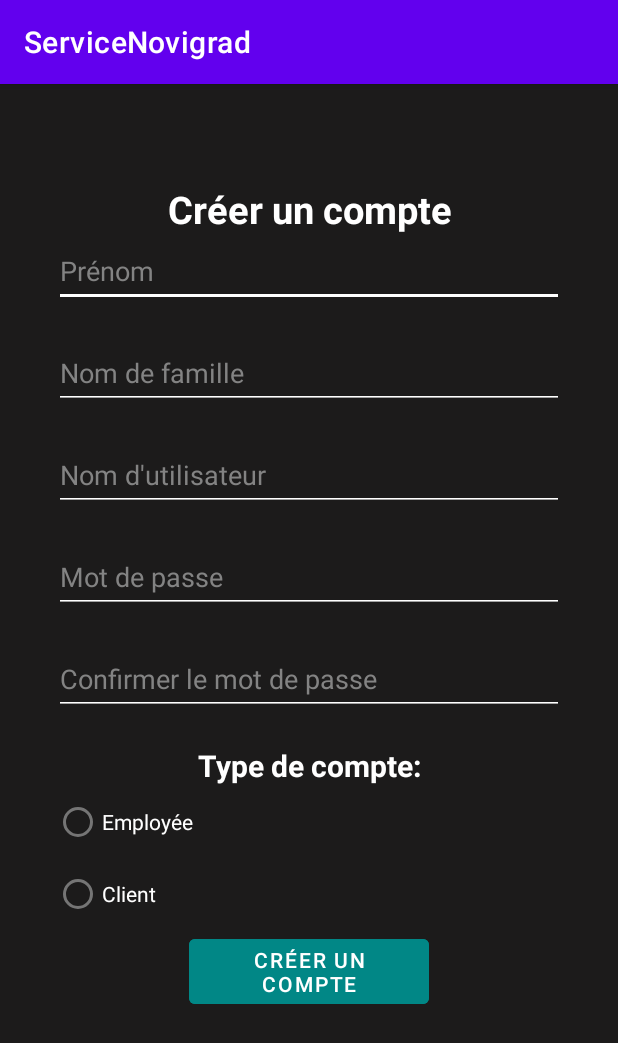
After one commit to uOttawa-SEG2505-Fall2021/novigrad-project---part-1-g03, an Android app: the createAccount screen opened directly, with no data from a screen before it, on a phone screen of 412 x 824 dp. The commit adds this screen. Shown: the top 1043 px of the screen. Run offline under Robolectric (Android 15) with nearby library versions, the phone set to English and light mode, and no system bars.

Commit message:
Créer create_account

```diff
--- a/App/app/src/main/AndroidManifest.xml
+++ b/App/app/src/main/AndroidManifest.xml
@@ -9,6 +9,9 @@
         android:roundIcon="@mipmap/ic_launcher_round"
         android:supportsRtl="true"
         android:theme="@style/Theme.ServiceNovigrad">
+        <activity
+            android:name=".createAccount"
+            android:exported="true" />
         <activity
             android:name=".ui.login.LoginActivity"
             android:exported="true"
--- /dev/null
+++ b/App/app/src/main/java/com/example/servicenovigrad/createAccount.java
@@ -0,0 +1,14 @@
+package com.example.servicenovigrad;
+
+import androidx.appcompat.app.AppCompatActivity;
+
+import android.os.Bundle;
+
+public class createAccount extends AppCompatActivity {
+
+    @Override
+    protected void onCreate(Bundle savedInstanceState) {
+        super.onCreate(savedInstanceState);
+        setContentView(R.layout.activity_create_account);
+    }
+}
--- /dev/null
+++ b/App/app/src/main/res/layout/activity_create_account.xml
@@ -0,0 +1,182 @@
+<?xml version="1.0" encoding="utf-8"?>
+<RelativeLayout xmlns:android="http://schemas.android.com/apk/res/android"
+    xmlns:app="http://schemas.android.com/apk/res-auto"
+    xmlns:tools="http://schemas.android.com/tools"
+    android:id="@+id/container"
+    android:layout_width="wrap_content"
+    android:layout_height="match_parent"
+    android:background="#1C1B1B"
+    android:outlineAmbientShadowColor="#FFFFFF"
+    android:outlineSpotShadowColor="#FFFFFF"
+    android:paddingLeft="@dimen/activity_horizontal_margin"
+    android:paddingTop="@dimen/activity_vertical_margin"
+    android:paddingRight="@dimen/activity_horizontal_margin"
+    android:paddingBottom="@dimen/activity_vertical_margin"
+    tools:context=".ui.login.LoginActivity">
+
+    <LinearLayout
+        android:layout_width="match_parent"
+        android:layout_height="match_parent"
+        android:layout_alignParentStart="true"
+        android:layout_centerVertical="true"
+        android:orientation="vertical"
+        android:paddingLeft="20dp"
+        android:paddingTop="50dp"
+        android:paddingRight="20dp"
+        android:paddingBottom="20dp">
+
+        <TextView
+            android:id="@+id/appDescription"
+            android:layout_width="match_parent"
+            android:layout_height="wrap_content"
+            android:text="Créer un compte"
+            android:textAlignment="center"
+            android:textColor="@color/white"
+            android:textSize="25dp"
+            android:textStyle="bold" />
+
+        <EditText
+            android:id="@+id/prenom"
+            android:layout_width="match_parent"
+            android:layout_height="wrap_content"
+            android:autofillHints="@string/prompt_username"
+            android:backgroundTint="#FFFFFF"
+            android:hint="@string/prompt_prenom"
+            android:minHeight="48dp"
+            android:selectAllOnFocus="true"
+            android:textColor="@color/white"
+            android:textColorHighlight="@color/white"
+            android:textColorHint="#838383" />
+
+        <Space
+            android:layout_width="match_parent"
+            android:layout_height="20dp" />
+
+        <EditText
+            android:id="@+id/nomDeFamille"
+            android:layout_width="match_parent"
+            android:layout_height="wrap_content"
+            android:autofillHints="@string/prompt_password"
+            android:backgroundTint="#FFFFFF"
+            android:hint="@string/prompt_nomDeFamille"
+            android:imeActionLabel="@string/action_sign_in_short"
+            android:imeOptions="actionDone"
+            android:inputType="textPassword"
+            android:minHeight="48dp"
+            android:selectAllOnFocus="true"
+            android:textColor="@color/white"
+            android:textColorHint="#838383" />
+
+        <Space
+            android:layout_width="match_parent"
+            android:layout_height="20dp" />
+
+        <EditText
+            android:id="@+id/nomUtilisateur"
+            android:layout_width="match_parent"
+            android:layout_height="wrap_content"
+            android:autofillHints="@string/prompt_username"
+            android:backgroundTint="#FFFFFF"
+            android:hint="@string/prompt_nomUtilisateur"
+            android:minHeight="48dp"
+            android:selectAllOnFocus="true"
+            android:textColor="@color/white"
+            android:textColorHighlight="@color/white"
+            android:textColorHint="#838383" />
+
+        <Space
+            android:layout_width="match_parent"
+            android:layout_height="20dp" />
+
+        <EditText
+            android:id="@+id/motDepasse"
+            android:layout_width="match_parent"
+            android:layout_height="wrap_content"
+            android:autofillHints="@string/prompt_password"
+            android:backgroundTint="#FFFFFF"
+            android:hint="@string/prompt_donnerMotDePasse1"
+            android:imeActionLabel="@string/action_sign_in_short"
+            android:imeOptions="actionDone"
+            android:inputType="textPassword"
+            android:minHeight="48dp"
+            android:selectAllOnFocus="true"
+            android:textColor="@color/white"
+            android:textColorHint="#838383" />
+
+        <Space
+            android:layout_width="match_parent"
+            android:layout_height="20dp" />
+
+        <EditText
+            android:id="@+id/motDepasse2"
+            android:layout_width="match_parent"
+            android:layout_height="wrap_content"
+            android:autofillHints="@string/prompt_password"
+            android:backgroundTint="#FFFFFF"
+            android:hint="@string/prompt_donnerMotDePasse2"
+            android:imeActionLabel="@string/action_sign_in_short"
+            android:imeOptions="actionDone"
+            android:inputType="textPassword"
+            android:minHeight="48dp"
+            android:selectAllOnFocus="true"
+            android:textColor="@color/white"
+            android:textColorHint="#838383" />
+
+        <Space
+            android:layout_width="match_parent"
+            android:layout_height="20dp" />
+
+        <TextView
+            android:id="@+id/typeText"
+            android:layout_width="match_parent"
+            android:layout_height="wrap_content"
+            android:text="Type de compte:"
+            android:textAlignment="center"
+            android:textColor="@color/white"
+            android:textSize="20dp"
+            android:textStyle="bold" />
+
+        <RadioGroup
+            android:id="@+id/radioButton_choix"
+            android:layout_width="match_parent"
+            android:layout_height="wrap_content">
+
+            <RadioButton
+                android:id="@+id/radio_button_empoyee"
+                android:layout_width="match_parent"
+                android:layout_height="wrap_content"
+                android:text="Employée"
+                android:textColor="@color/white" />
+
+            <RadioButton
+                android:id="@+id/radio_button_client"
+                android:layout_width="match_parent"
+                android:layout_height="wrap_content"
+                android:text="Client"
+                android:textColor="@color/white" />
+
+        </RadioGroup>
+
+        <Button
+            android:id="@+id/Creer"
+            android:layout_width="wrap_content"
+            android:layout_height="wrap_content"
+            android:layout_marginLeft="90dp"
+            android:layout_marginRight="90dp"
+            android:backgroundTint="@color/teal_700"
+            android:enabled="false"
+            android:text="@string/action_creerCompte"
+            android:textAlignment="center"
+            android:textColor="@color/white" />
+
+    </LinearLayout>
+
+    <ProgressBar
+        android:id="@+id/loading"
+        android:layout_width="wrap_content"
+        android:layout_height="wrap_content"
+        android:layout_marginStart="16dp"
+        android:layout_marginTop="16dp"
+        android:visibility="gone" />
+
+</RelativeLayout>
--- a/App/app/src/main/res/values/strings.xml
+++ b/App/app/src/main/res/values/strings.xml
@@ -10,4 +10,11 @@
     <string name="login_failed">"Login failed"</string>
     <string name="prompt_username">Nom d\'utilisateur</string>
     <string name="CreateAccountBtn"><u>Créer un compte</u></string>
+    <string name="prompt_prenom">Prénom</string>
+    <string name="prompt_nomDeFamille">Nom de famille</string>
+    <string name="prompt_nomUtilisateur">Nom d\'utilisateur</string>
+    <string name="aa" />
+    <string name="prompt_donnerMotDePasse1">Mot de passe</string>
+    <string name="prompt_donnerMotDePasse2">Confirmer le mot de passe</string>
+    <string name="action_creerCompte">Créer un compte</string>
 </resources>
```
